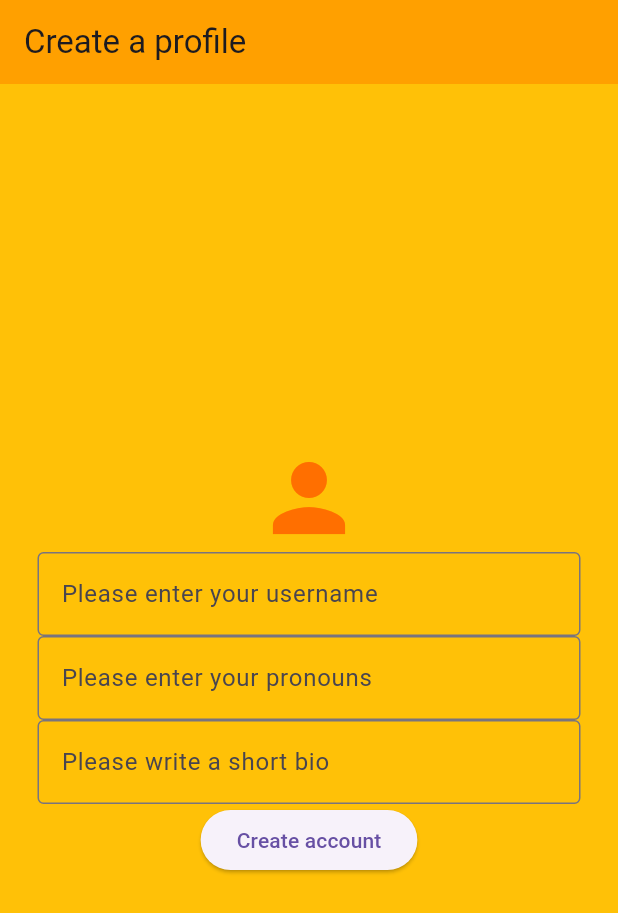
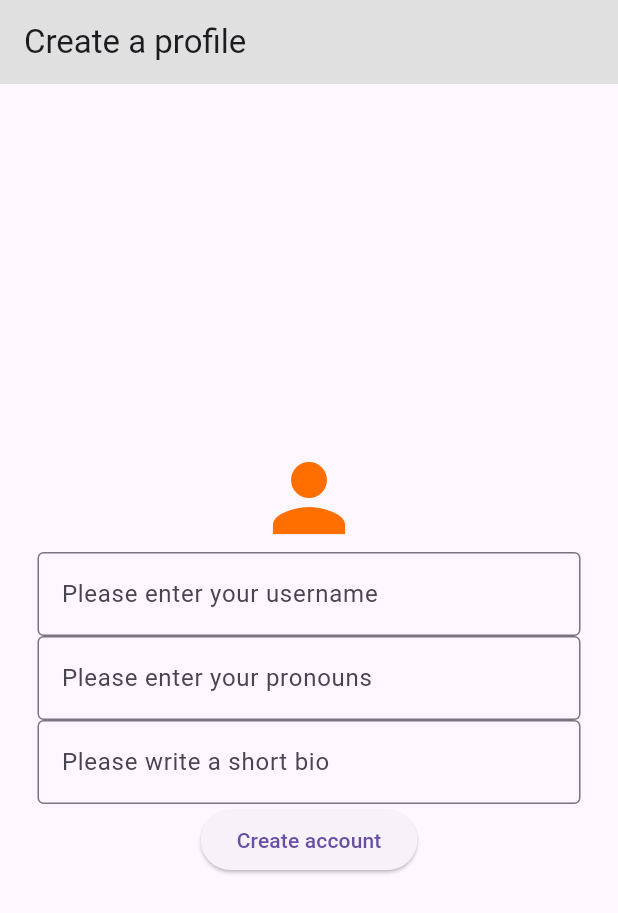
Before and after one commit to waffleprinter/BrebeufHX, a Flutter app: the screen it shows after launch, on a phone screen of 412 x 824 dp. Shown: the top 913 px of the screen. Run offline on Flutter 3.47's test engine with Material 3 defaults, Android fonts, the phone set to English and light mode, and no system bars; our stand-ins replace google_nav_bar, shared_preferences.

Commit message:
Changed theme

```diff
--- a/lib/pages/profile.dart
+++ b/lib/pages/profile.dart
@@ -21,10 +21,9 @@ class _ProfileState1 extends State<Profile> {
   @override
   Widget build(BuildContext context) {
     return Scaffold(
-      backgroundColor: Colors.amber,
       appBar: AppBar(
         title: Text("Create a profile"),
-        backgroundColor: Colors.amber[700],
+        backgroundColor: Colors.grey.shade300,
       ),
       body: Center(
         child: Padding(
```
